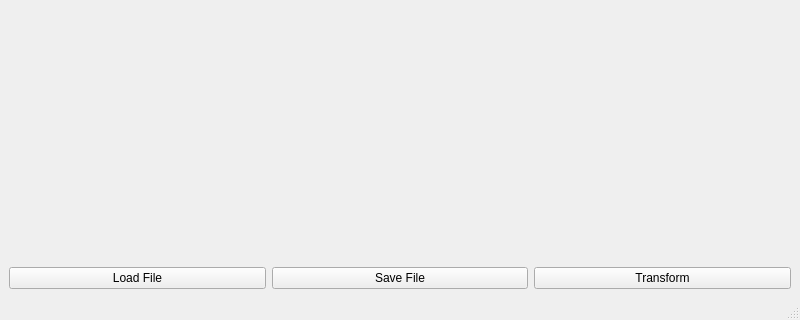
HarshilShukla05/CCTech, file Sketcher/SketcherGUI/src/mainwindow.ui: the form before one commit; both pictures show x 0 to 800 and y 280 to 600 of the 800 by 600 pixel window.
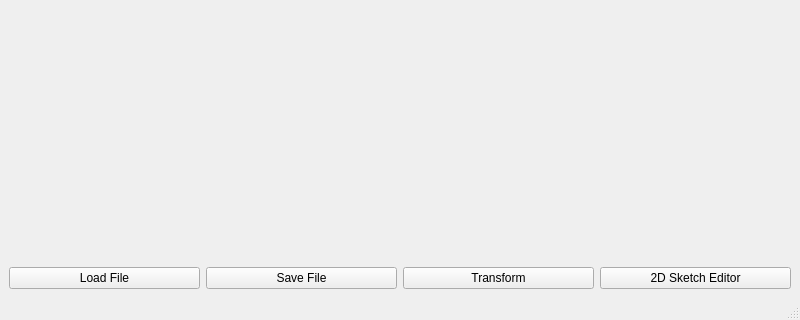
The form after the commit.

Commit message: Added the Sketch plane for boolean operations

The edit to the form file:
```diff
--- a/Sketcher/SketcherGUI/src/mainwindow.ui
+++ b/Sketcher/SketcherGUI/src/mainwindow.ui
@@ -47,6 +47,11 @@
         <property name="text"><string>Transform</string></property>
        </widget>
       </item>
+      <item>
+       <widget class="QPushButton" name="openSketchWindowButton">
+        <property name="text"><string>2D Sketch Editor</string></property>
+       </widget>
+      </item>
      </layout>
     </item>
    </layout>
```
Left out of the diff: 2 changed lines with no effect on the pictures. Lines whose indentation alone changed are shown as unchanged. The commit also changes 31 other files.
